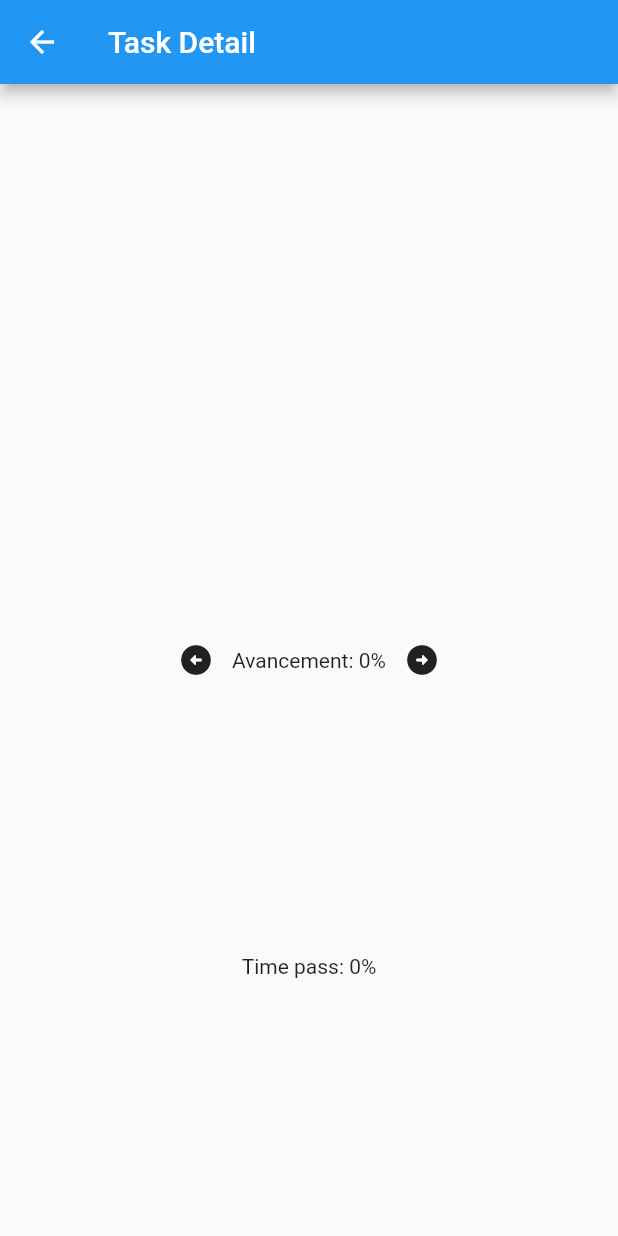
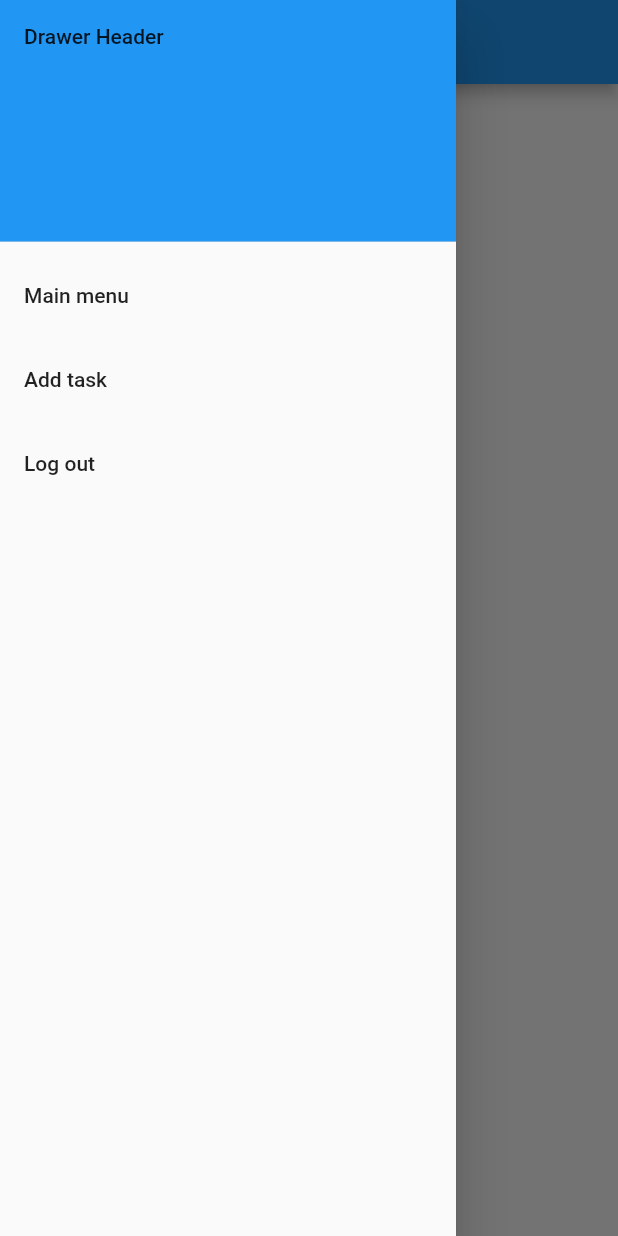
Before and after one commit to leephongtrang/A21-4205N6-KickMyFlutter-Trang, a Flutter app: the TaskDetail screen opened directly with empty values, with the side drawer open (before the commit the screen has no drawer), on a phone screen of 412 x 824 dp. Run offline on Flutter 3.47's test engine with Material 2 defaults, Android fonts, the phone set to English and light mode, and no system bars; our stand-ins replace syncfusion_flutter_datepicker.

Commit message:
FCT Navigation drawer

```diff
--- a/tp_5n6/lib/taskDetail.dart
+++ b/tp_5n6/lib/taskDetail.dart
@@ -1,5 +1,9 @@
 import 'package:flutter/material.dart';
+import 'package:tp_5n6/addTask.dart';
+import 'package:tp_5n6/logIn.dart';
 import 'package:tp_5n6/models/task.dart';
+
+import 'main.dart';
 
 class TaskDetail extends StatefulWidget{
   final Task task;
@@ -50,7 +54,54 @@ class TaskDetailPage extends State<TaskDetail>{
                 ),
               ],
             ),
-            Text('Time pass: ${widget.task.timeProgressPercent}%')
+            Text('Time pass: ${widget.task.timeProgressPercent}%'),
+            TextButton(onPressed: () {
+              Navigator.push(context, MaterialPageRoute(builder: (context) => Main()));
+            },
+              style: TextButton.styleFrom(
+                backgroundColor: Colors.blue,
+                primary: Colors.white,
+              ),
+              child: Text("Update progress"),
+            ),
+          ],
+        ),
+      ),
+      drawer: Drawer(
+        // Add a ListView to the drawer. This ensures the user can scroll
+        // through the options in the drawer if there isn't enough vertical
+        // space to fit everything.
+        child: ListView(
+          // Important: Remove any padding from the ListView.
+          padding: EdgeInsets.zero,
+          children: [
+            const DrawerHeader(
+              decoration: BoxDecoration(
+                color: Colors.blue,
+              ),
+              child: Text('Drawer Header'),
+            ),
+            ListTile(
+              title: const Text('Main menu'),
+              onTap: () {
+                Navigator.pop(context);
+                Navigator.push(context, MaterialPageRoute(builder: (context) => Main()));
+              },
+            ),
+            ListTile(
+              title: const Text('Add task'),
+              onTap: () {
+                Navigator.pop(context);
+                Navigator.push(context, MaterialPageRoute(builder: (context) => AddTask()));
+              },
+            ),
+            ListTile(
+              title: const Text('Log out'),
+              onTap: () {
+                Navigator.pop(context);
+                Navigator.push(context, MaterialPageRoute(builder: (context) => MyApp()));
+              },
+            ),
           ],
         ),
       ),
```
Also changed, not shown: tp_5n6/lib/addTask.dart (+30 -3 lines), tp_5n6/lib/main.dart (+34 -0 lines), tp_5n6/lib/models/singleton.dart (added, +9 -0 lines).
